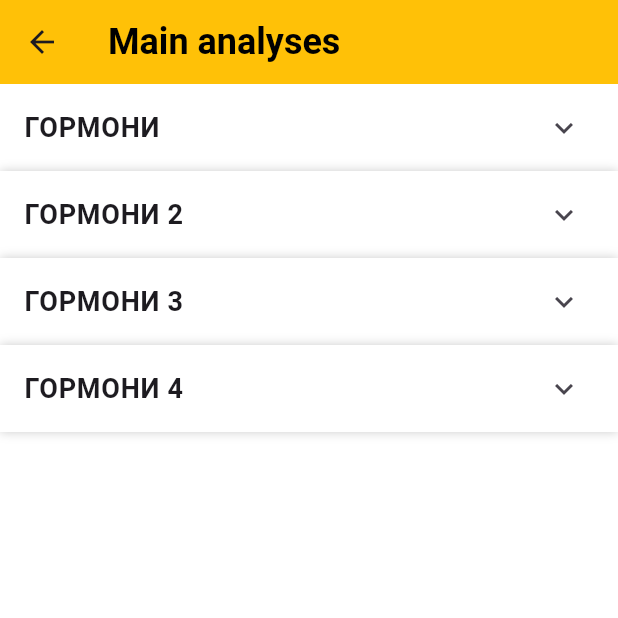
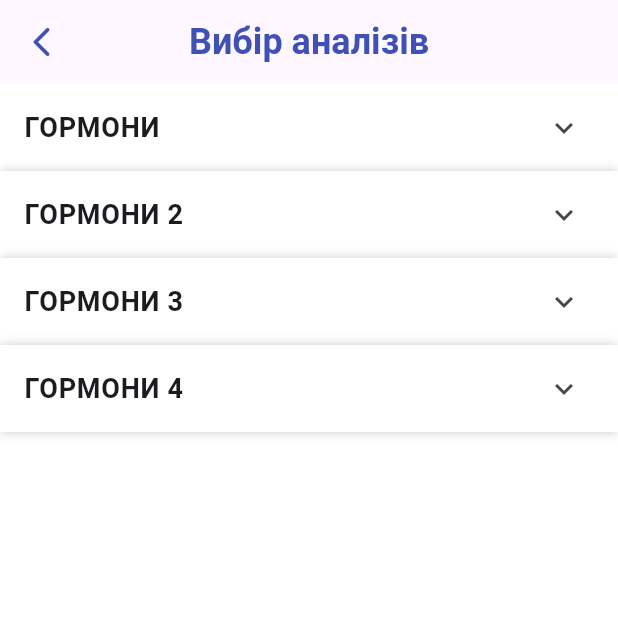
Before and after one commit to kadr0id/nice_analyses, a Flutter app: the MainAnalysesPage screen opened directly, on a phone screen of 412 x 824 dp, the top half of it. Run offline on Flutter 3.47's test engine with Material 2 defaults, Android fonts, the phone set to English and light mode, and no system bars; our stand-ins replace equatable, firebase_auth, firebase_core, flutter_bloc, formz; missing offline and left inert: flow_builder; accounts and stored records are empty; generated files the repository leaves out were written again.

Commit message:
add_costume_nice_app_bar

```diff
--- /dev/null
+++ b/lib/app/nice_ui/widgets/nice_app_bar.dart
@@ -0,0 +1,100 @@
+import 'package:flutter/material.dart';
+
+/// {@template nice_app_bar}
+/// Reusable app bar that allows to define title,
+/// leading and trailing widgets.
+///
+/// {@endtemplate}
+class NiceAppBar extends StatelessWidget implements PreferredSizeWidget {
+  /// {@macro nice_app_bar}
+  const NiceAppBar({
+    Key? key,
+    this.title = '',
+    this.titleWidget,
+    this.preferredSize = const Size.fromHeight(kToolbarHeight),
+    this.color,
+    this.showLeading = true,
+    this.leading,
+    this.actions,
+    this.automaticallyImplyLeading = true,
+    this.elevation,
+    this.foregroundColor,
+    this.flexibleSpace,
+    this.centerTitle,
+    this.leadingWidth,
+  }) : super(key: key);
+
+  /// App bar title
+  final String title;
+
+  /// Replace [NiceAppBar] title text widget if present for customization
+  final Widget? titleWidget;
+
+  /// Hides leading button
+  final bool showLeading;
+
+  /// [NiceAppBar] background color
+  final Color? color;
+
+  /// Leading widget of the app bar, by default back button
+  final Widget? leading;
+
+  /// Trailing widgets of the app bar, absent by default
+  final List<Widget>? actions;
+
+  /// Automatically imply leading for underlying [AppBar]
+  final bool automaticallyImplyLeading;
+
+  /// [AppBar] elevation
+  final double? elevation;
+
+  /// [AppBar] foreground color
+  final Color? foregroundColor;
+
+  /// [AppBar] flexible space
+  final Widget? flexibleSpace;
+
+  /// [AppBar] center title
+  final bool? centerTitle;
+
+  /// [AppBar] leading width
+  final double? leadingWidth;
+
+  /// App bar size
+  @override
+  final Size preferredSize;
+
+  @override
+  Widget build(BuildContext context) {
+    return AppBar(
+      title: titleWidget ?? Text(title,  style: const TextStyle(
+              fontSize: 24.0,
+              fontWeight: FontWeight.bold,
+              color: Colors.indigo,
+            ),),
+      elevation: elevation,
+      automaticallyImplyLeading: automaticallyImplyLeading,
+      flexibleSpace: flexibleSpace,
+      leadingWidth: leadingWidth,
+      centerTitle: centerTitle,
+      backgroundColor: color,
+      foregroundColor: foregroundColor,
+      leading: showLeading ? (leading ?? _AppBarBackButton()) : null,
+      actions: actions,
+    );
+  }
+}
+
+/// Default app bar leading widget - back button
+class _AppBarBackButton extends StatelessWidget {
+  @override
+  Widget build(BuildContext context) {
+    return IconButton(
+      key: const Key('niceAppBar_backButton'),
+      icon: const Icon(Icons.arrow_back_ios_rounded),
+      color: Colors.indigo,
+      tooltip: MaterialLocalizations.of(context).backButtonTooltip,
+      onPressed: () => Navigator.of(context).maybePop(),
+    );
+  }
+}
--- a/lib/main_analyses/view/main_analyses_page.dart
+++ b/lib/main_analyses/view/main_analyses_page.dart
@@ -1,5 +1,7 @@
 import 'package:flutter/material.dart';
 import 'package:nice_analyses/main_analyses/view/main_analyses_view.dart';
+
+import '../../app/nice_ui/widgets/nice_app_bar.dart';
 
 class MainAnalysesPage extends StatelessWidget {
   const MainAnalysesPage({Key? key}) : super(key: key);
@@ -21,18 +23,32 @@ class MainAnalysesPage extends StatelessWidget {
   @override
   Widget build(BuildContext context) {
     return Scaffold(
-      appBar: AppBar(
-        elevation: 0,
-        title: const Text(
-          'Main analyses',
-          style: TextStyle(
-            fontSize: 24.0,
-            fontWeight: FontWeight.bold,
-            color: Colors.black,
-          ),
-        ),
-        backgroundColor: Colors.amber,
+      appBar: const NiceAppBar(
+        title: 'Вибір аналізів',
+        centerTitle: true,
       ),
+      // AppBar(
+      //   leading: IconButton(
+      //     onPressed: () {},
+      //     icon: const Icon(Icons.arrow_back_ios_rounded),
+      //   ),
+      //   centerTitle: true,
+      //   title: const Text(
+      //     'Вибір аналізів',
+      //     style: TextStyle(
+      //       fontSize: 24.0,
+      //       fontWeight: FontWeight.bold,
+      //       color: Colors.black,
+      //     ),
+      //   ),
+      //   actions: const <Widget>[
+      //     Icon(
+      //       Icons.close_rounded,
+      //     ),
+      //
+      //   ],
+      //   backgroundColor: Colors.amber,
+      // ),
       body: Container(
         color: Colors.white,
         child: const SafeArea(
```
